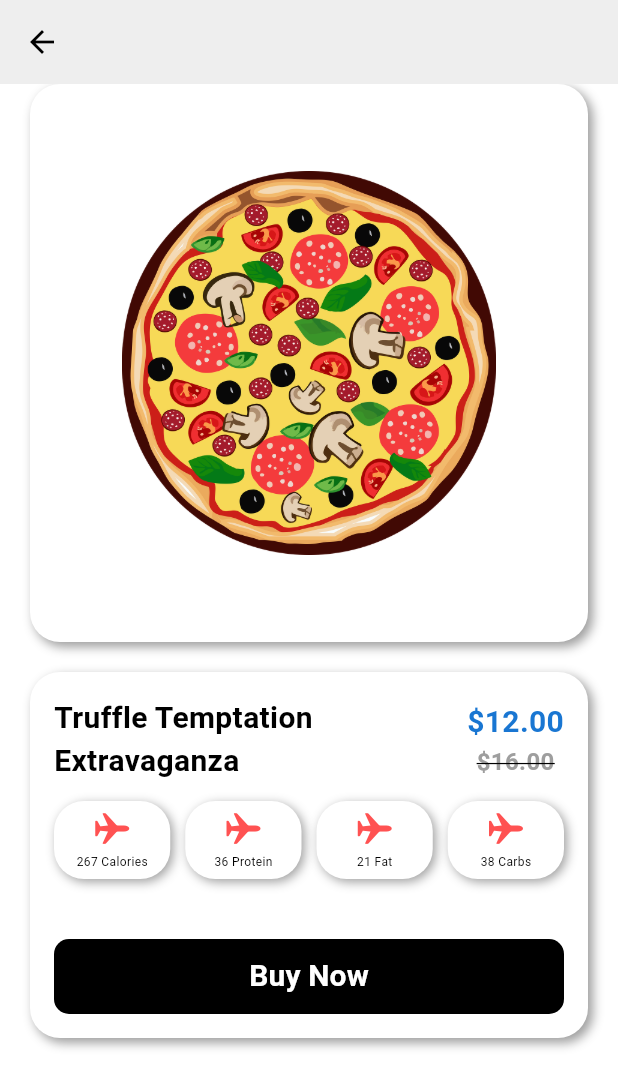
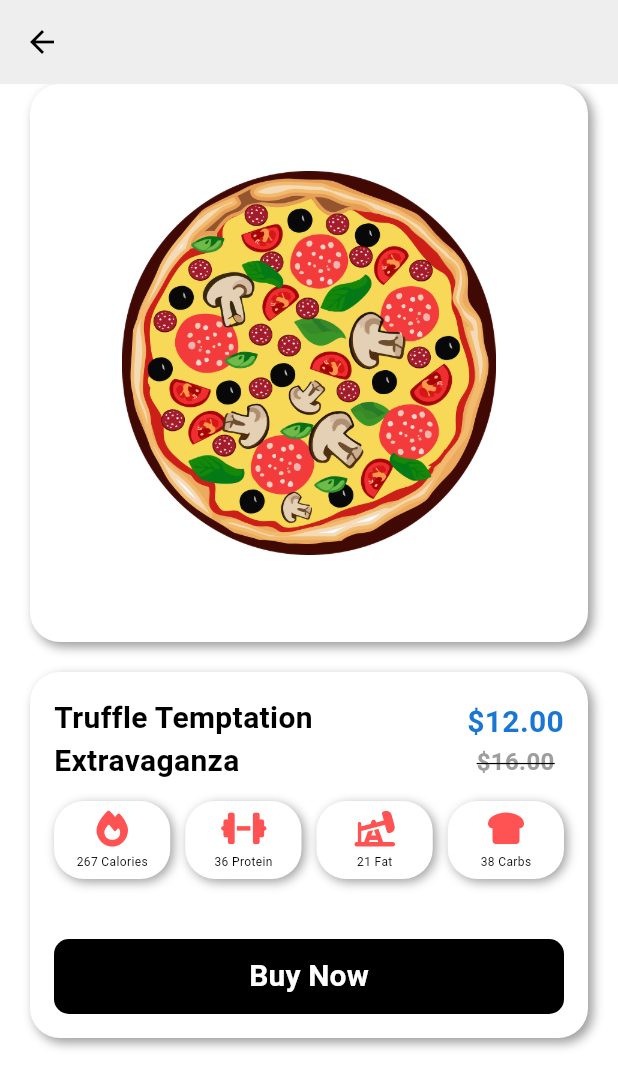
Before and after one commit to 215ly/pizza_app, a Flutter app: the DetailsScreen screen opened directly, on a phone screen of 412 x 824 dp. Shown: the top 1088 px of the screen. Run offline on Flutter 3.47's test engine with Material 3 defaults, Android fonts, the phone set to English and light mode, and no system bars; our stand-ins replace font_awesome_flutter.

Commit message:
add options icons

```diff
--- a/lib/macro.dart
+++ b/lib/macro.dart
@@ -1,11 +1,13 @@
 import 'package:flutter/cupertino.dart';
 import 'package:flutter/material.dart';
 import 'package:flutter/widgets.dart';
+import 'package:font_awesome_flutter/font_awesome_flutter.dart';
 
 class MyMacroWidget extends StatelessWidget {
   final String title;
   final int value;
-  const MyMacroWidget({super.key, required this.title, required this.value});
+  final IconData icons;
+  const MyMacroWidget({super.key, required this.title, required this.value, required this.icons});
 
   @override
   Widget build(BuildContext context) {
@@ -25,8 +27,8 @@ class MyMacroWidget extends StatelessWidget {
           padding: const EdgeInsets.all(6.0),
           child: Column(
             children: [
-              const Icon(
-                CupertinoIcons.airplane,
+              FaIcon(
+                icons,
                 color: Colors.redAccent,
               ),
               const SizedBox(height: 5,),
```
